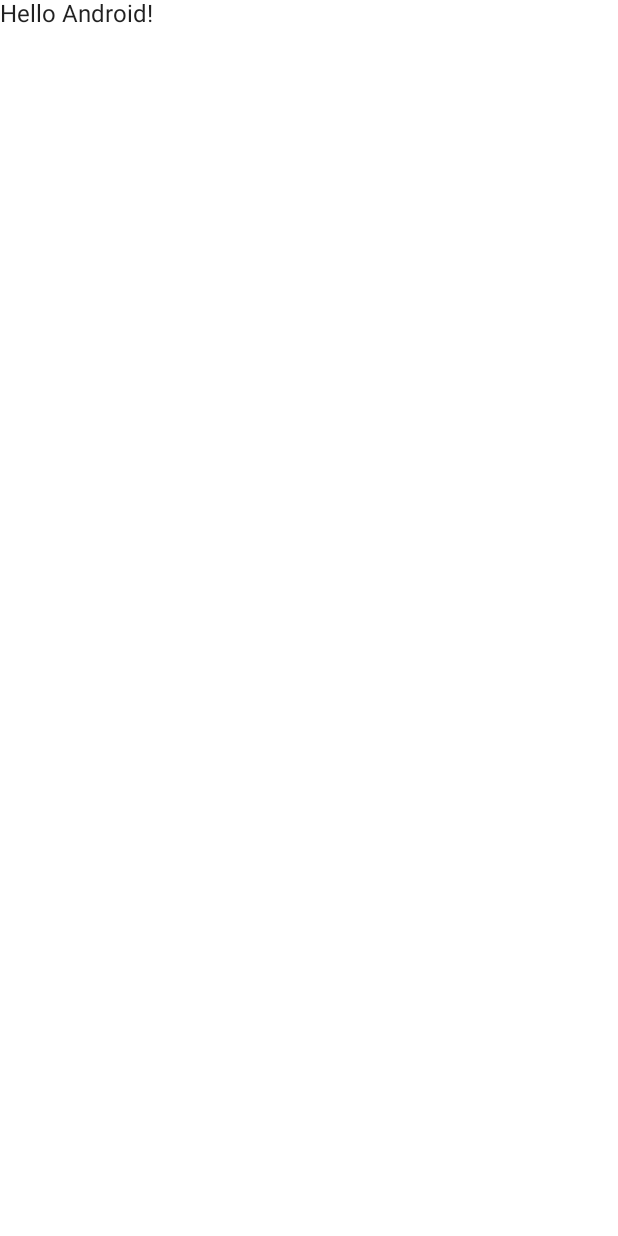
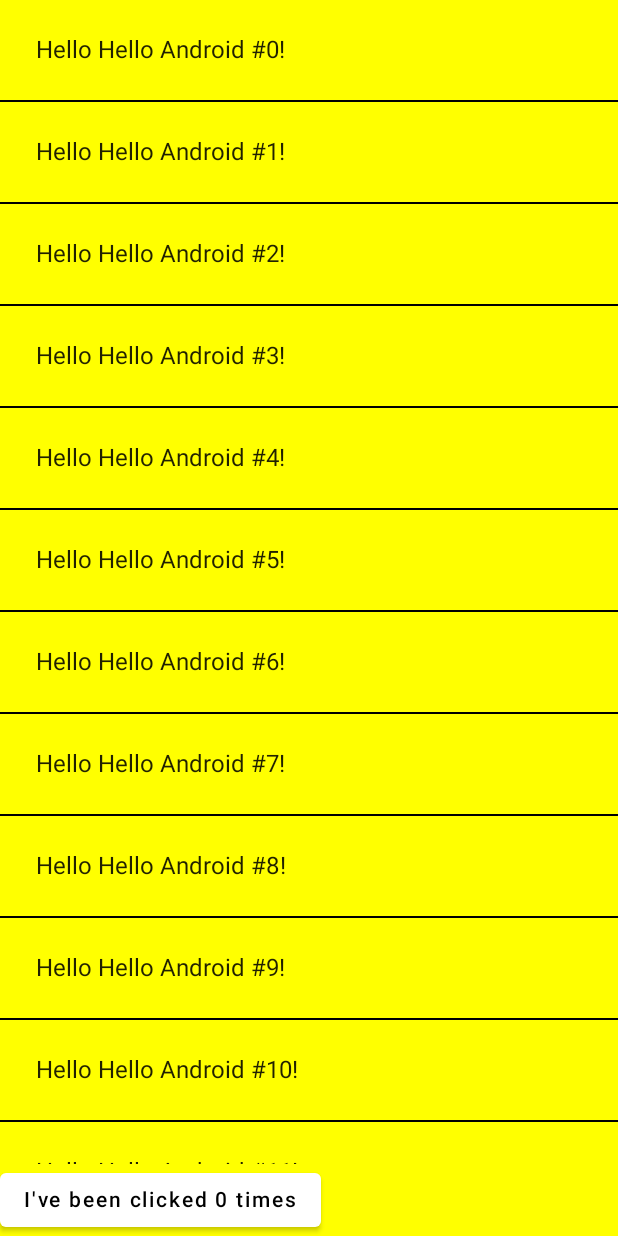
Before and after one commit to 5hyn3/TryJetpackComposeBasic, an Android app built with Jetpack Compose: the screen it shows after launch (MainActivity), on a phone screen of 412 x 824 dp. Before the commit the screen is almost empty. Run offline under Robolectric (Android 15) with nearby library versions, the phone set to English and light mode, and no system bars.

Commit message:
learn Jetpack Compose basics

```diff
--- a/app/build.gradle
+++ b/app/build.gradle
@@ -39,12 +39,11 @@ android {
     }
     composeOptions {
         kotlinCompilerExtensionVersion compose_version
-        kotlinCompilerVersion '1.4.32'
     }
 }
 
 dependencies {
-
+    implementation "org.jetbrains.kotlin:kotlin-stdlib:$kotlin_version"
     implementation 'androidx.core:core-ktx:1.3.2'
     implementation 'androidx.appcompat:appcompat:1.2.0'
     implementation 'com.google.android.material:material:1.3.0'
@@ -52,7 +51,7 @@ dependencies {
     implementation "androidx.compose.material:material:$compose_version"
     implementation "androidx.compose.ui:ui-tooling:$compose_version"
     implementation 'androidx.lifecycle:lifecycle-runtime-ktx:2.3.0'
-    implementation 'androidx.activity:activity-compose:1.3.0-alpha06'
+    implementation "androidx.activity:activity-compose:1.3.0-rc01"
     testImplementation 'junit:junit:4.+'
     androidTestImplementation 'androidx.test.ext:junit:1.1.2'
     androidTestImplementation 'androidx.test.espresso:espresso-core:3.3.0'
--- a/app/src/main/java/com/example/tryjetpackcomposebasic/MainActivity.kt
+++ b/app/src/main/java/com/example/tryjetpackcomposebasic/MainActivity.kt
@@ -1,38 +1,103 @@
 package com.example.tryjetpackcomposebasic
 
 import android.os.Bundle
-import androidx.activity.ComponentActivity
 import androidx.activity.compose.setContent
-import androidx.compose.material.MaterialTheme
-import androidx.compose.material.Surface
-import androidx.compose.material.Text
+import androidx.appcompat.app.AppCompatActivity
+import androidx.compose.animation.animateColorAsState
+import androidx.compose.foundation.background
+import androidx.compose.foundation.clickable
+import androidx.compose.foundation.layout.Column
+import androidx.compose.foundation.layout.fillMaxHeight
+import androidx.compose.foundation.layout.padding
+import androidx.compose.foundation.lazy.LazyColumn
+import androidx.compose.foundation.lazy.items
+import androidx.compose.material.*
 import androidx.compose.runtime.Composable
+import androidx.compose.runtime.mutableStateOf
+import androidx.compose.runtime.remember
+import androidx.compose.ui.Modifier
+import androidx.compose.ui.graphics.Color
 import androidx.compose.ui.tooling.preview.Preview
-import com.example.tryjetpackcomposebasic.ui.theme.TryJetpackComposeBasicTheme
+import androidx.compose.ui.unit.dp
+import com.example.tryjetpackcomposebasic.ui.theme.BasicsCodelabTheme
+import androidx.compose.runtime.getValue
+import androidx.compose.runtime.setValue
 
-class MainActivity : ComponentActivity() {
+class MainActivity : AppCompatActivity() {
     override fun onCreate(savedInstanceState: Bundle?) {
         super.onCreate(savedInstanceState)
         setContent {
-            TryJetpackComposeBasicTheme {
-                // A surface container using the 'background' color from the theme
-                Surface(color = MaterialTheme.colors.background) {
-                    Greeting("Android")
-                }
+            MyApp {
+                MyScreenContent()
             }
         }
     }
 }
 
 @Composable
-fun Greeting(name: String) {
-    Text(text = "Hello $name!")
+fun MyApp(content: @Composable () -> Unit) {
+    BasicsCodelabTheme {
+        Surface(color = Color.Yellow) {
+            content()
+        }
+    }
 }
 
-@Preview(showBackground = true)
+@Composable
+fun MyScreenContent(names: List<String> = List(1000) { "Hello Android #$it" }) {
+    val counterState = remember { mutableStateOf(0) }
+
+    Column(modifier = Modifier.fillMaxHeight()) {
+        NameList(names, Modifier.weight(1f))
+        Counter(
+            count = counterState.value,
+            updateCount = { newCount ->
+                counterState.value = newCount
+            }
+        )
+    }
+}
+
+@Composable
+fun Greeting(name: String) {
+    var isSelected by remember { mutableStateOf(false) }
+    val backgroundColor by animateColorAsState(if (isSelected) Color.Red else Color.Transparent)
+
+    Text(
+        text = "Hello $name!",
+        modifier = Modifier
+            .padding(24.dp)
+            .background(color = backgroundColor)
+            .clickable(onClick = { isSelected = !isSelected })
+    )
+}
+
+@Composable
+fun Counter(count: Int, updateCount: (Int) -> Unit) {
+    Button(
+        onClick = { updateCount(count+1) },
+        colors = ButtonDefaults.buttonColors(
+            backgroundColor = if (count > 5) Color.Green else Color.White
+        )
+    ) {
+        Text("I've been clicked $count times")
+    }
+}
+
+@Composable
+fun NameList(names: List<String>, modifier: Modifier = Modifier) {
+    LazyColumn(modifier = modifier) {
+        items(items = names) { name ->
+            Greeting(name = name)
+            Divider(color = Color.Black)
+        }
+    }
+}
+
+@Preview("MyScreen preview")
 @Composable
 fun DefaultPreview() {
-    TryJetpackComposeBasicTheme {
-        Greeting("Android")
+    MyApp {
+        MyScreenContent()
     }
 }
--- a/app/src/main/java/com/example/tryjetpackcomposebasic/ui/theme/Color.kt
+++ b/app/src/main/java/com/example/tryjetpackcomposebasic/ui/theme/Color.kt
@@ -2,7 +2,7 @@ package com.example.tryjetpackcomposebasic.ui.theme
 
 import androidx.compose.ui.graphics.Color
 
-val Purple200 = Color(0xFFBB86FC)
-val Purple500 = Color(0xFF6200EE)
-val Purple700 = Color(0xFF3700B3)
-val Teal200 = Color(0xFF03DAC5)
+val purple200 = Color(0xFFBB86FC)
+val purple500 = Color(0xFF6200EE)
+val purple700 = Color(0xFF3700B3)
+val teal200 = Color(0xFF03DAC5)
--- a/app/src/main/java/com/example/tryjetpackcomposebasic/ui/theme/Shape.kt
+++ b/app/src/main/java/com/example/tryjetpackcomposebasic/ui/theme/Shape.kt
@@ -4,7 +4,7 @@ import androidx.compose.foundation.shape.RoundedCornerShape
 import androidx.compose.material.Shapes
 import androidx.compose.ui.unit.dp
 
-val Shapes = Shapes(
+val shapes = Shapes(
         small = RoundedCornerShape(4.dp),
         medium = RoundedCornerShape(4.dp),
         large = RoundedCornerShape(0.dp)
--- a/app/src/main/java/com/example/tryjetpackcomposebasic/ui/theme/Theme.kt
+++ b/app/src/main/java/com/example/tryjetpackcomposebasic/ui/theme/Theme.kt
@@ -7,17 +7,17 @@ import androidx.compose.material.lightColors
 import androidx.compose.runtime.Composable
 
 private val DarkColorPalette = darkColors(
-        primary = Purple200,
-        primaryVariant = Purple700,
-        secondary = Teal200
+    primary = purple200,
+    primaryVariant = purple700,
+    secondary = teal200
 )
 
 private val LightColorPalette = lightColors(
-        primary = Purple500,
-        primaryVariant = Purple700,
-        secondary = Teal200
+    primary = purple500,
+    primaryVariant = purple700,
+    secondary = teal200
 
-        /* Other default colors to override
+    /* Other default colors to override
     background = Color.White,
     surface = Color.White,
     onPrimary = Color.White,
@@ -28,7 +28,10 @@ private val LightColorPalette = lightColors(
 )
 
 @Composable
-fun TryJetpackComposeBasicTheme(darkTheme: Boolean = isSystemInDarkTheme(), content: @Composable() () -> Unit) {
+fun BasicsCodelabTheme(
+    darkTheme: Boolean = isSystemInDarkTheme(),
+    content: @Composable () -> Unit
+) {
     val colors = if (darkTheme) {
         DarkColorPalette
     } else {
@@ -36,9 +39,9 @@ fun TryJetpackComposeBasicTheme(darkTheme: Boolean = isSystemInDarkTheme(), cont
     }
 
     MaterialTheme(
-            colors = colors,
-            typography = Typography,
-            shapes = Shapes,
-            content = content
+        colors = colors,
+        typography = typography,
+        shapes = shapes,
+        content = content
     )
 }
--- a/app/src/main/java/com/example/tryjetpackcomposebasic/ui/theme/Type.kt
+++ b/app/src/main/java/com/example/tryjetpackcomposebasic/ui/theme/Type.kt
@@ -7,7 +7,7 @@ import androidx.compose.ui.text.font.FontWeight
 import androidx.compose.ui.unit.sp
 
 // Set of Material typography styles to start with
-val Typography = Typography(
+val typography = Typography(
         body1 = TextStyle(
                 fontFamily = FontFamily.Default,
                 fontWeight = FontWeight.Normal,
--- a/build.gradle
+++ b/build.gradle
@@ -1,7 +1,8 @@
 // Top-level build file where you can add configuration options common to all sub-projects/modules.
 buildscript {
     ext {
-        compose_version = '1.0.0-beta07'
+        compose_version = '1.0.0-rc01'
+        kotlin_version = '1.5.10'
     }
     repositories {
         google()
@@ -9,7 +10,7 @@ buildscript {
     }
     dependencies {
         classpath "com.android.tools.build:gradle:7.0.0-beta05"
-        classpath "org.jetbrains.kotlin:kotlin-gradle-plugin:1.4.32"
+        classpath "org.jetbrains.kotlin:kotlin-gradle-plugin:$kotlin_version"
 
         // NOTE: Do not place your application dependencies here; they belong
         // in the individual module build.gradle files
```
Lines whose indentation alone changed are shown as unchanged.
